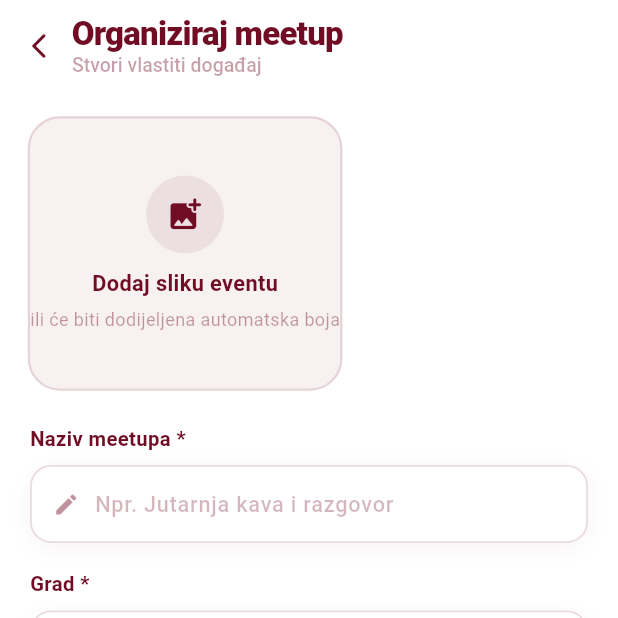
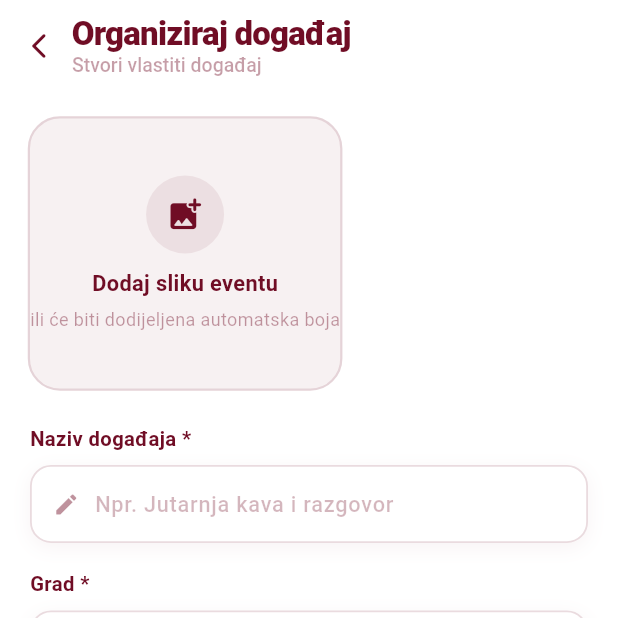
Before and after one commit to meetcutenow/MEETCUTE, a Flutter app: the OrganizeMeetupScreen screen opened directly, on a phone screen of 412 x 824 dp, the top half of it. Run offline on Flutter 3.47's test engine with Material 3 defaults, Android fonts, the phone set to English and light mode, and no system bars; our stand-ins replace flutter_map, geolocator, image_picker, latlong2; accounts and stored records are empty; Roboto replaces fonts that are missing (SF Pro Display).

Commit message:
petnaesti commit: popravljen tekst

```diff
--- a/projekt/lib/screens/home_screen.dart
+++ b/projekt/lib/screens/home_screen.dart
@@ -639,7 +639,7 @@ class _HomeScreenState extends State<HomeScreen> with TickerProviderStateMixin {
           index: 1,
           icon: Icons.coffee_rounded,
           label: 'Organiziraj susret',
-          subtitle: 'Stvori vlastiti meetup ☕',
+          subtitle: 'Stvori vlastiti događaj ☕',
           isLocked: false,                           // <-- unlock
           onTap: () => _navigateTo(const OrganizeMeetupScreen()), // <-- novi screen
           showDivider: true,
--- a/projekt/lib/screens/organize_meetup.dart
+++ b/projekt/lib/screens/organize_meetup.dart
@@ -186,7 +186,7 @@ class _OrganizeMeetupScreenState extends State<OrganizeMeetupScreen>
       time: _timeCtrl.text.trim(),
       description: _descCtrl.text.trim().isNotEmpty
           ? _descCtrl.text.trim()
-          : 'Osobni meetup organiziran putem MeetCute aplikacije.',
+          : 'Osobni događaj organiziran putem MeetCute aplikacije.',
       attendees: 0,
       coordinates: cityCoords[_selectedCity] ?? const LatLng(45.8150, 15.9819),
       imagePath: '',          // no asset; we pass imagePath separately
@@ -252,11 +252,11 @@ class _OrganizeMeetupScreenState extends State<OrganizeMeetupScreen>
                 child: const Icon(Icons.check_rounded, color: kPrimaryDark, size: 34),
               ),
               const SizedBox(height: 18),
-              const Text('Meetup kreiran! 🎉',
+              const Text('Događaj kreiran! 🎉',
                   style: TextStyle(color: kPrimaryDark, fontWeight: FontWeight.w900,
                       fontSize: 20, letterSpacing: -0.4)),
               const SizedBox(height: 10),
-              Text('Tvoj meetup je dodan u Događanja u blizini. Sretno! ✨',
+              Text('Tvoj događaj je dodan u Događanja u blizini. Sretno! ✨',
                   textAlign: TextAlign.center,
                   style: TextStyle(color: kPrimaryDark.withOpacity(0.55),
                       fontSize: 14, height: 1.55)),
@@ -318,7 +318,7 @@ class _OrganizeMeetupScreenState extends State<OrganizeMeetupScreen>
                     const SizedBox(height: 24),
 
                     // ── NAZIV ────────────────────────────────────────────────
-                    _sectionLabel('Naziv meetupa *'),
+                    _sectionLabel('Naziv događaja *'),
                     const SizedBox(height: 8),
                     _fieldAnim(0, _buildTextField(
                       ctrl: _titleCtrl,
@@ -411,7 +411,7 @@ class _OrganizeMeetupScreenState extends State<OrganizeMeetupScreen>
               duration: const Duration(milliseconds: 300),
               style: TextStyle(color: primary, fontSize: 22,
                   fontWeight: FontWeight.w900, letterSpacing: -0.5),
-              child: const Text('Organiziraj meetup'),
+              child: const Text('Organiziraj događaj'),
             ),
             AnimatedDefaultTextStyle(
               duration: const Duration(milliseconds: 300),
@@ -725,7 +725,7 @@ class _OrganizeMeetupScreenState extends State<OrganizeMeetupScreen>
         onChanged: (_) => setState(() {}),
         style: TextStyle(color: primary, fontSize: 14.5, fontWeight: FontWeight.w400, height: 1.5),
         decoration: InputDecoration(
-          hintText: 'Opiši što te čeka na meetupu...',
+          hintText: 'Opiši svoj događaj...',
           hintStyle: TextStyle(color: primary.withOpacity(0.30), fontSize: 14.5),
           border: InputBorder.none,
           contentPadding: const EdgeInsets.all(14),
@@ -758,7 +758,7 @@ class _OrganizeMeetupScreenState extends State<OrganizeMeetupScreen>
               Icon(Icons.celebration_rounded,
                   color: ready ? Colors.white : Colors.white.withOpacity(0.45), size: 20),
               const SizedBox(width: 10),
-              Text('Objavi meetup',
+              Text('Objavi događaj',
                   style: TextStyle(
                     color: ready ? Colors.white : Colors.white.withOpacity(0.45),
                     fontSize: 16, fontWeight: FontWeight.w800,
```
